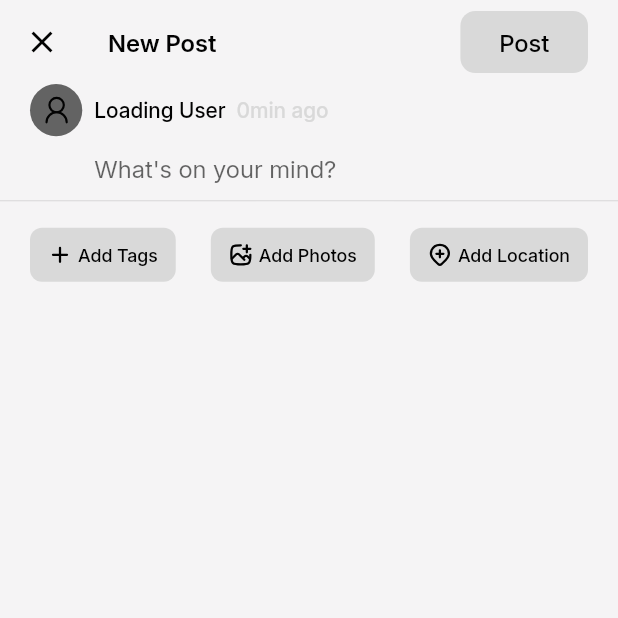
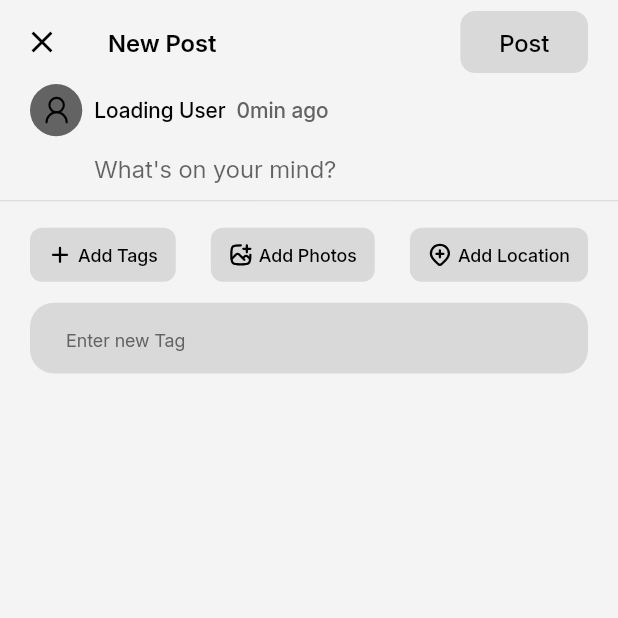
Before and after one commit to hasanShaaban/archilink, a Flutter app: the CreatePostView screen opened directly, on a phone screen of 412 x 824 dp, the top half of it. Run offline on Flutter 3.47's test engine with Material 3 defaults, Android fonts, the phone set to English and light mode, and no system bars; our stand-ins replace bloc, cached_network_image, dartz, dio, equatable, flutter_bloc and 6 more; missing offline and left inert: chatview, wechat_assets_picker; accounts and stored records are empty.

Commit message:
add tags text field

```diff
--- a/lib/core/utils/app_colors.dart
+++ b/lib/core/utils/app_colors.dart
@@ -15,6 +15,10 @@ abstract class AppColors {
 }
 
 abstract class AppColorsFromTheme {
+  static grayForText(BuildContext context) =>
+      Theme.of(context).brightness == Brightness.light
+      ? AppColors.gray
+      : AppColors.lightGrayDarkMode;
   static lightGray(BuildContext context) =>
       Theme.of(context).brightness == Brightness.light
       ? AppColors.lightGreyLightMode
--- a/lib/features/Create_Post/presentation/views/create_post_view.dart
+++ b/lib/features/Create_Post/presentation/views/create_post_view.dart
@@ -8,10 +8,16 @@ import 'package:archilink/features/Create_Post/presentation/views/widgets/create
 import 'package:flutter/material.dart';
 import 'package:flutter_bloc/flutter_bloc.dart';
 
-class CreatePostView extends StatelessWidget {
+class CreatePostView extends StatefulWidget {
   const CreatePostView({super.key});
   static const name = '/createPost';
 
+  @override
+  State<CreatePostView> createState() => _CreatePostViewState();
+}
+
+class _CreatePostViewState extends State<CreatePostView> {
+  FocusNode focusNode = FocusNode();
   @override
   Widget build(BuildContext context) {
     final width = MediaQuery.of(context).size.width;
@@ -70,7 +76,11 @@ class CreatePostView extends StatelessWidget {
         ),
 
         body: SafeArea(
-          child: CreatePostViewBody(width: width, height: height),
+          child: CreatePostViewBody(
+            width: width,
+            height: height,
+            focusNode: focusNode,
+          ),
         ),
       ),
     );
--- a/lib/features/Create_Post/presentation/views/widgets/create_post_text_field.dart
+++ b/lib/features/Create_Post/presentation/views/widgets/create_post_text_field.dart
@@ -3,7 +3,7 @@ import 'package:archilink/features/Create_Post/presentation/manager/cubit/create
 import 'package:flutter/material.dart';
 import 'package:provider/provider.dart';
 
-class CreatePostTextFiled extends StatelessWidget {
+class CreatePostTextFiled extends StatefulWidget {
   const CreatePostTextFiled({
     super.key,
     required this.width,
@@ -12,13 +12,24 @@ class CreatePostTextFiled extends StatelessWidget {
   final double width;
 
   @override
+  State<CreatePostTextFiled> createState() => _CreatePostTextFiledState();
+}
+
+class _CreatePostTextFiledState extends State<CreatePostTextFiled> {
+  final FocusNode focusNode = FocusNode();
+  @override
   Widget build(BuildContext context) {
+
     return Padding(
       padding: EdgeInsets.only(
-        left: 20 + width * 34 / 402 + 8,
+        left: 20 + widget.width * 34 / 402 + 8,
         right: 20,
       ),
       child: TextField(
+        focusNode: focusNode,
+        onTapOutside: (event) {
+          focusNode.unfocus();
+        },
         keyboardType: TextInputType.multiline,
         textInputAction: TextInputAction.newline,
         minLines: 1,
--- a/lib/features/Create_Post/presentation/views/widgets/create_post_view_body.dart
+++ b/lib/features/Create_Post/presentation/views/widgets/create_post_view_body.dart
@@ -1,4 +1,5 @@
-
+import 'package:archilink/core/utils/app_colors.dart';
+import 'package:archilink/core/utils/app_text_style.dart';
 import 'package:archilink/core/utils/fakers.dart';
 import 'package:archilink/features/Create_Post/presentation/manager/cubit/create_post_cubit.dart';
 import 'package:archilink/features/Create_Post/presentation/views/widgets/create_post_action_buttons.dart';
@@ -11,10 +12,12 @@ import 'package:flutter_bloc/flutter_bloc.dart';
 
 class CreatePostViewBody extends StatelessWidget {
   final double width, height;
+  final FocusNode focusNode;
   const CreatePostViewBody({
     super.key,
     required this.width,
     required this.height,
+    required this.focusNode,
   });
 
   @override
@@ -33,7 +36,7 @@ class CreatePostViewBody extends StatelessWidget {
         return SingleChildScrollView(
           child: Column(
             children: [
-              PostHeaderRow(width: width, owner: owner, state: state,),
+              PostHeaderRow(width: width, owner: owner, state: state),
               SizedBox(height: 12),
               CreatePostTextFiled(width: width),
               SizedBox(height: 12),
@@ -50,6 +53,49 @@ class CreatePostViewBody extends StatelessWidget {
               Divider(height: 0),
               SizedBox(height: 12),
               CreatePostActionButtons(),
+              SizedBox(height: 8),
+              Padding(
+                padding: const EdgeInsets.symmetric(horizontal: 20),
+                child: SizedBox(
+                  height: height * 50 / 874,
+                  child: TextField(
+                    focusNode: focusNode,
+                    onTapOutside: (event) {
+                      focusNode.unfocus();
+                    },
+                    decoration: InputDecoration(
+                      contentPadding: const EdgeInsets.symmetric(
+                        horizontal: 24,
+                        vertical: 12,
+                      ),
+                      filled: true,
+                      fillColor: AppColorsFromTheme.grayForTheme(context),
+                      hintText: 'Enter new Tag',
+                      hintStyle: AppTextStyle.interRegular12.copyWith(
+                        color: AppColorsFromTheme.grayForText(context),
+                      ),
+                      border: OutlineInputBorder(
+                        borderSide: BorderSide.none,
+                        borderRadius: BorderRadius.circular(16),
+                      ),
+
+                      suffix: Material(
+                        color: Colors.transparent,
+                        child: InkWell(
+                          onTap: () {},
+                          child: Text(
+                            'Add',
+                            textAlign: TextAlign.center,
+                            style: AppTextStyle.interSemiBold12.copyWith(
+                              color: Theme.of(context).colorScheme.primary,
+                            ),
+                          ),
+                        ),
+                      ),
+                    ),
+                  ),
+                ),
+              ),
             ],
           ),
         );
--- a/lib/features/Post/presentation/view/widgets/post_username_and_date.dart
+++ b/lib/features/Post/presentation/view/widgets/post_username_and_date.dart
@@ -1,4 +1,5 @@
 import 'package:archilink/core/functions/post_date_formater.dart';
+import 'package:archilink/core/utils/app_colors.dart';
 import 'package:archilink/core/utils/app_text_style.dart';
 import 'package:archilink/features/Post/domain/entity/post_owner_entity.dart';
 import 'package:flutter/material.dart';
@@ -18,7 +19,7 @@ class PostUserNameAndDate extends StatelessWidget {
           !withDetails? TextSpan(
             text: '  ${formatPostDate(date)}', //-----------------date
             style: AppTextStyle.interMedium14.copyWith(
-              color: Theme.of(context).colorScheme.tertiary,
+              color: AppColorsFromTheme.grayForText(context),
             ),
           ): const TextSpan(),
         ],
```
